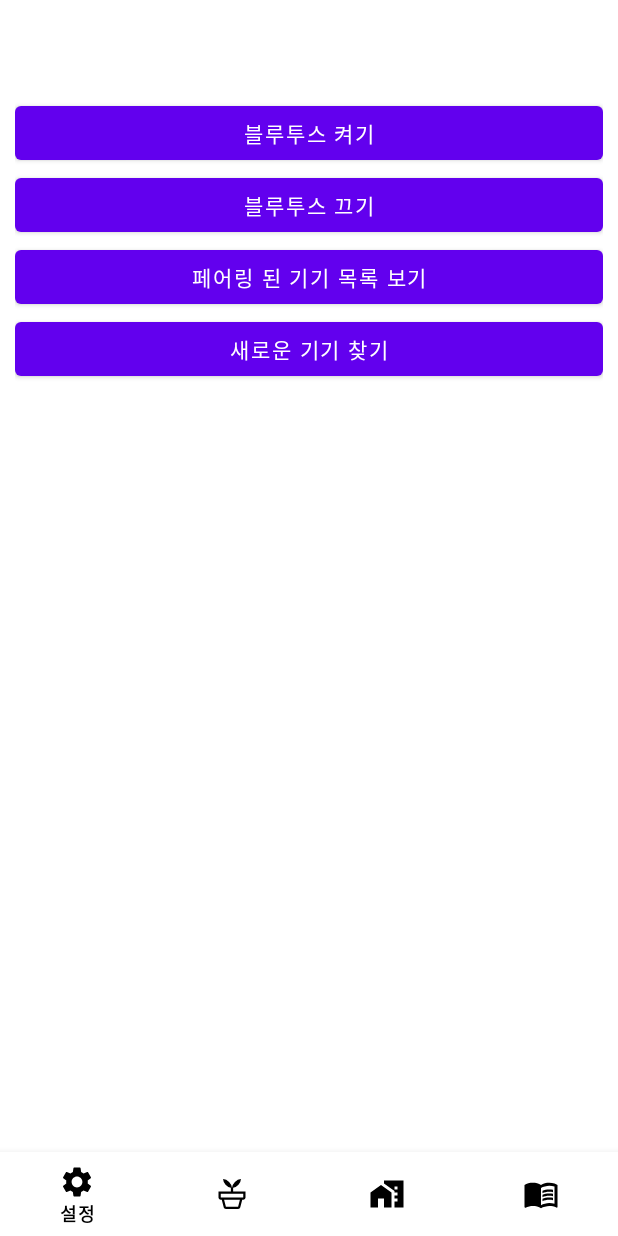
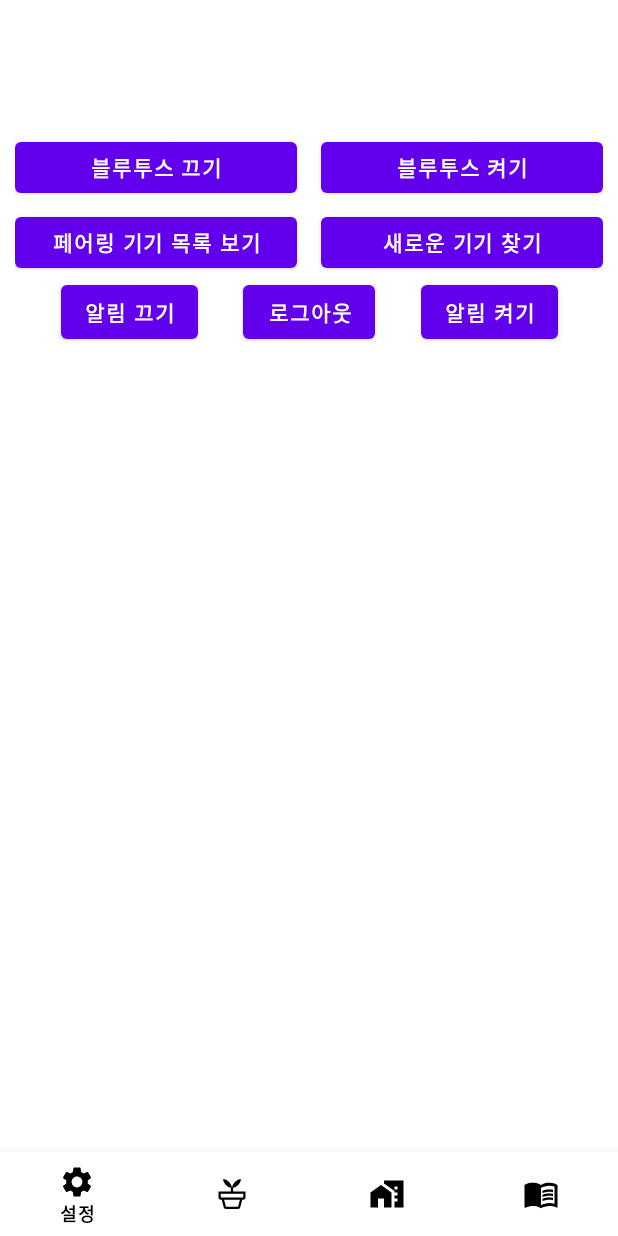
Before and after one commit to wogur0915/GreenWater, an Android app: the settings screen opened directly, with no data from a screen before it, on a phone screen of 412 x 824 dp. Run offline under Robolectric (Android 15) with nearby library versions, the phone set to English and light mode, and no system bars.

Commit message:
설정 화면 GUI 배치 변경 및 알림 on/off 로그아웃 버튼 추가

```diff
--- a/GreenWater/app/src/main/res/layout/settings.xml
+++ b/GreenWater/app/src/main/res/layout/settings.xml
@@ -15,48 +15,118 @@
         android:layout_height="match_parent"
         android:orientation="vertical">
 
+        <androidx.constraintlayout.widget.ConstraintLayout
+            android:layout_width="match_parent"
+            android:layout_height="175dp"
+            android:orientation="horizontal">
 
             <Button
-            android:id="@+id/scan"
-            android:layout_width="match_parent"
-            android:layout_height="wrap_content"
+                android:id="@+id/btn_on"
+                android:layout_width="0dp"
+                android:layout_height="46dp"
                 android:layout_centerVertical="true"
-            android:layout_toStartOf="@+id/off"
-            android:text="블루투스 켜기" />
+                android:layout_marginStart="8dp"
+                android:layout_marginTop="24dp"
+                android:layout_toStartOf="@+id/btn_off"
+                android:text="블루투스 켜기"
+                android:textStyle="bold"
+                app:layout_constraintBottom_toBottomOf="parent"
+                app:layout_constraintEnd_toEndOf="parent"
+                app:layout_constraintStart_toEndOf="@+id/btn_off"
+                app:layout_constraintTop_toTopOf="parent"
+                app:layout_constraintVertical_bias="0.0" />
 
             <Button
-            android:id="@+id/off"
-            android:layout_width="match_parent"
-            android:layout_height="wrap_content"
-            android:layout_alignBottom="@+id/scan"
-            android:layout_toEndOf="@+id/PairedBtn"
-            android:layout_toRightOf="@+id/PairedBtn"
-            android:text="블루투스 끄기" />
+                android:id="@+id/btn_off"
+                android:layout_width="0dp"
+                android:layout_height="46dp"
+                android:layout_alignBottom="@+id/btn_on"
+                android:layout_centerVertical="true"
+                android:layout_marginTop="24dp"
+                android:layout_marginEnd="8dp"
+                android:text="블루투스 끄기"
+                android:textStyle="bold"
+                app:layout_constraintBottom_toBottomOf="parent"
+                app:layout_constraintEnd_toStartOf="@+id/btn_on"
+                app:layout_constraintHorizontal_bias="0.761"
+                app:layout_constraintStart_toStartOf="parent"
+                app:layout_constraintTop_toTopOf="parent"
+                app:layout_constraintVertical_bias="0.0" />
 
             <Button
-            android:id="@+id/PairedBtn"
-            android:layout_width="match_parent"
-            android:layout_height="wrap_content"
-            android:layout_below="@+id/scan"
-            android:layout_toStartOf="@+id/discover"
-            android:text="페어링 된 기기 목록 보기" />
+                android:id="@+id/btn_pairedList"
+                android:layout_width="0dp"
+                android:layout_height="46dp"
+                android:layout_below="@+id/btn_on"
+                android:layout_marginTop="4dp"
+                android:layout_toStartOf="@+id/btn_discover"
+                android:text="페어링 기기 목록 보기"
+                android:textStyle="bold"
+                app:layout_constraintEnd_toEndOf="@+id/btn_off"
+                app:layout_constraintStart_toStartOf="parent"
+                app:layout_constraintTop_toBottomOf="@+id/btn_off" />
 
             <Button
-            android:id="@+id/discover"
-            android:layout_width="match_parent"
+                android:id="@+id/btn_discover"
+                android:layout_width="0dp"
+                android:layout_height="46dp"
+                android:layout_below="@+id/btn_off"
+                android:layout_marginTop="4dp"
+                android:text="새로운 기기 찾기"
+                android:textStyle="bold"
+                app:layout_constraintEnd_toEndOf="parent"
+                app:layout_constraintHorizontal_bias="0.492"
+                app:layout_constraintStart_toStartOf="@+id/btn_on"
+                app:layout_constraintTop_toBottomOf="@+id/btn_on" />
+
+            <Button
+                android:id="@+id/btn_alertOff"
+                android:layout_width="wrap_content"
                 android:layout_height="wrap_content"
-            android:layout_below="@+id/off"
-            android:layout_toEndOf="@+id/checkboxLED1"
-            android:layout_toRightOf="@+id/checkboxLED1"
-            android:text="새로운 기기 찾기" />
+                android:layout_marginBottom="8dp"
+                android:text="알림 끄기"
+                android:textStyle="bold"
+                app:layout_constraintBottom_toBottomOf="parent"
+                app:layout_constraintEnd_toStartOf="@+id/btn_loggout"
+                app:layout_constraintStart_toStartOf="parent"
+                app:layout_constraintTop_toBottomOf="@+id/btn_pairedList"
+                app:layout_constraintVertical_bias="0.873" />
+
+            <Button
+                android:id="@+id/btn_loggout"
+                android:layout_width="wrap_content"
+                android:layout_height="wrap_content"
+                android:layout_marginBottom="8dp"
+                android:text="로그아웃"
+                android:textStyle="bold"
+                app:layout_constraintBottom_toBottomOf="parent"
+                app:layout_constraintEnd_toEndOf="parent"
+                app:layout_constraintStart_toStartOf="parent"
+                app:layout_constraintTop_toBottomOf="@+id/btn_pairedList"
+                app:layout_constraintVertical_bias="0.873" />
+
+            <Button
+                android:id="@+id/btn_alertOn"
+                android:layout_width="wrap_content"
+                android:layout_height="wrap_content"
+                android:layout_marginBottom="8dp"
+                android:text="알림 켜기"
+                android:textStyle="bold"
+                app:layout_constraintBottom_toBottomOf="parent"
+                app:layout_constraintEnd_toEndOf="parent"
+                app:layout_constraintStart_toEndOf="@+id/btn_loggout"
+                app:layout_constraintTop_toBottomOf="@+id/btn_discover"
+                app:layout_constraintVertical_bias="0.865" />
+
+        </androidx.constraintlayout.widget.ConstraintLayout>
 
         <ListView
             android:id="@+id/devicesListView"
             android:layout_width="wrap_content"
             android:layout_height="wrap_content"
-            android:layout_below="@+id/PairedBtn"
-            android:layout_alignEnd="@+id/off"
-            android:layout_alignRight="@+id/off"
+            android:layout_below="@+id/btn_pairedList"
+            android:layout_alignEnd="@+id/btn_off"
+            android:layout_alignRight="@+id/btn_off"
             android:choiceMode="singleChoice" />
 
     </LinearLayout>
--- a/GreenWater/app/src/main/res/layout/wateringplant.xml
+++ b/GreenWater/app/src/main/res/layout/wateringplant.xml
@@ -60,17 +60,17 @@
 
     <EditText
         android:id="@+id/et_humid"
-        android:layout_width="132dp"
-        android:layout_height="40dp"
+        android:layout_width="178dp"
+        android:layout_height="50dp"
         android:ems="10"
-        android:hint="enter humind"
+        android:hint="Enter Soil Moisture"
         android:inputType="textPersonName"
         app:layout_constraintBottom_toBottomOf="parent"
         app:layout_constraintEnd_toEndOf="parent"
-        app:layout_constraintHorizontal_bias="0.297"
+        app:layout_constraintHorizontal_bias="0.329"
         app:layout_constraintStart_toStartOf="parent"
         app:layout_constraintTop_toTopOf="parent"
-        app:layout_constraintVertical_bias="0.781" />
+        app:layout_constraintVertical_bias="0.793" />
 
     <Button
         android:id="@+id/btn_adjust"
```
Lines whose indentation alone changed are shown as unchanged.
